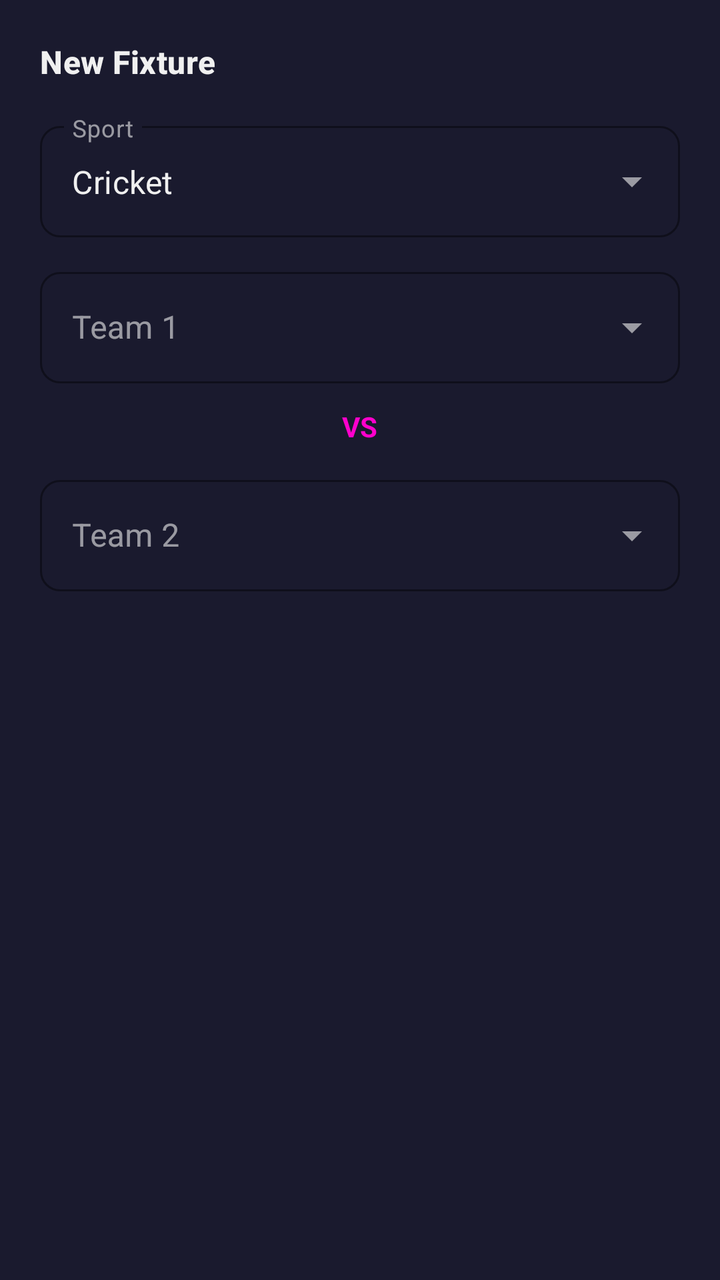
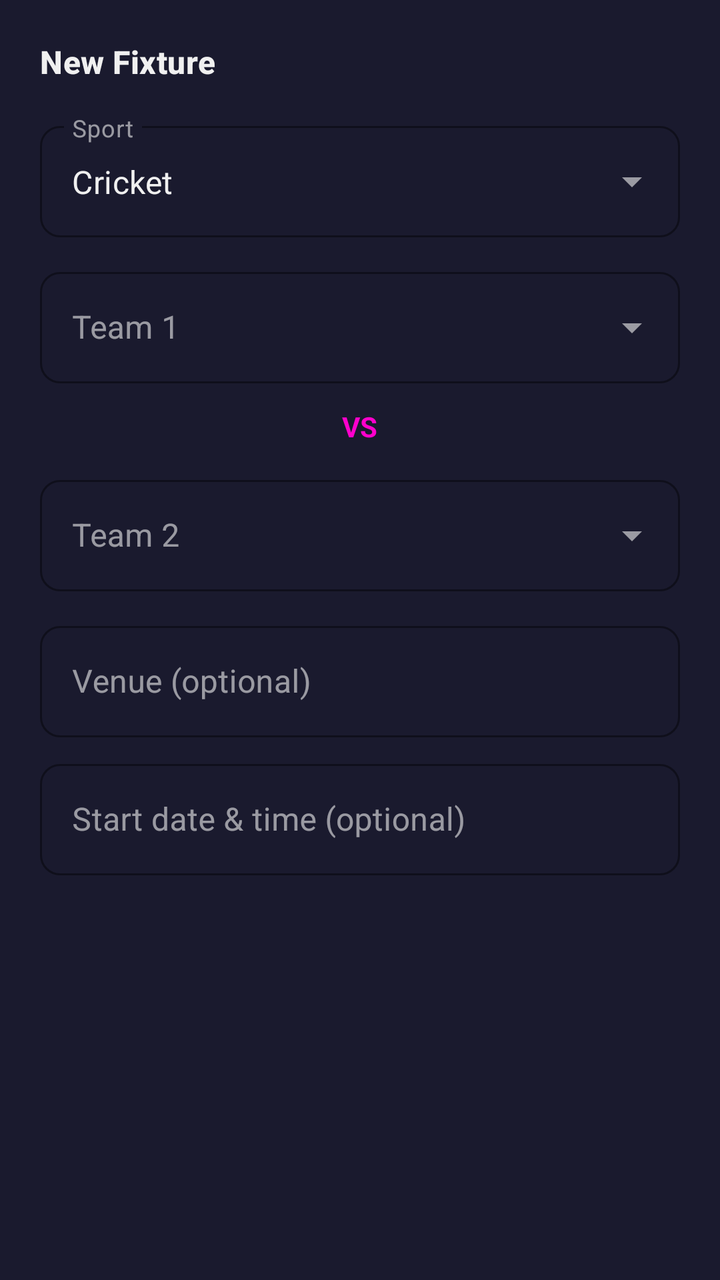

Two renders of the same Android screen: before a commit and after it. Below are the layout's source before the change and the commit's diff.
<!-- AndroidManifest.xml: application theme Theme.TeamBalancer -->
<!-- res/layout/dialog_add_fixture.xml -->
<?xml version="1.0" encoding="utf-8"?>
<LinearLayout xmlns:android="http://schemas.android.com/apk/res/android"
    xmlns:app="http://schemas.android.com/apk/res-auto"
    android:layout_width="match_parent"
    android:layout_height="wrap_content"
    android:orientation="vertical"
    android:padding="20dp"
    android:background="@color/surface">

    <TextView
        android:layout_width="match_parent"
        android:layout_height="wrap_content"
        android:text="New Fixture"
        android:textAppearance="@style/TextAppearance.TeamBalancer.TitleMedium"
        android:textColor="@color/on_surface"
        android:layout_marginBottom="16dp"/>

    <com.google.android.material.textfield.TextInputLayout
        style="@style/Widget.MaterialComponents.TextInputLayout.OutlinedBox.ExposedDropdownMenu"
        android:layout_width="match_parent"
        android:layout_height="wrap_content"
        android:hint="Sport"
        android:layout_marginBottom="12dp"
        app:hintTextColor="@color/accent"
        app:boxStrokeColor="@color/accent">

        <AutoCompleteTextView
            android:id="@+id/spinnerSport"
            android:layout_width="match_parent"
            android:layout_height="wrap_content"
            android:inputType="none"
            android:text="Cricket"
            android:textColor="@color/on_surface"/>
    </com.google.android.material.textfield.TextInputLayout>

    <com.google.android.material.textfield.TextInputLayout
        style="@style/Widget.MaterialComponents.TextInputLayout.OutlinedBox.ExposedDropdownMenu"
        android:layout_width="match_parent"
        android:layout_height="wrap_content"
        android:hint="Team 1"
        android:layout_marginBottom="12dp"
        app:hintTextColor="@color/accent"
        app:boxStrokeColor="@color/accent">

        <AutoCompleteTextView
            android:id="@+id/spinnerTeam1"
            android:layout_width="match_parent"
            android:layout_height="wrap_content"
            android:inputType="none"
            android:textColor="@color/on_surface"/>
    </com.google.android.material.textfield.TextInputLayout>

    <TextView
        android:layout_width="wrap_content"
        android:layout_height="wrap_content"
        android:layout_gravity="center_horizontal"
        android:text="VS"
        android:textColor="@color/accent_pink"
        android:textStyle="bold"
        android:layout_marginBottom="12dp"/>

    <com.google.android.material.textfield.TextInputLayout
        style="@style/Widget.MaterialComponents.TextInputLayout.OutlinedBox.ExposedDropdownMenu"
        android:layout_width="match_parent"
        android:layout_height="wrap_content"
        android:hint="Team 2"
        app:hintTextColor="@color/accent"
        app:boxStrokeColor="@color/accent">

        <AutoCompleteTextView
            android:id="@+id/spinnerTeam2"
            android:layout_width="match_parent"
            android:layout_height="wrap_content"
            android:inputType="none"
            android:textColor="@color/on_surface"/>
    </com.google.android.material.textfield.TextInputLayout>

</LinearLayout>
<!-- resources referenced by this layout -->
<resources>
  <color name="accent">#00D2FF</color>
  <color name="accent_pink">#FF00CC</color>
  <color name="on_surface">#F0F0F0</color>
  <color name="surface">#1A1A2E</color>
  <style name="TextAppearance.TeamBalancer.TitleMedium" parent="TextAppearance.Material3.TitleMedium">
          <item name="android:textStyle">bold</item>
          <item name="android:letterSpacing">0.01</item>
      </style>
  <style name="Theme.TeamBalancer" parent="Base.Theme.TeamBalancer" />
  <color name="primary">#302B63</color>
  <color name="white">#FFFFFF</color>
  <color name="primary_variant">#24243E</color>
  <color name="secondary">#FF00CC</color>
  <color name="on_secondary">#FFFFFF</color>
  <color name="surface_soft">#2E2E5A</color>
  <color name="divider">#3F3F6F</color>
  <color name="on_surface_variant">#B0B0D0</color>
  <style name="TextAppearance.TeamBalancer.HeadlineLarge" parent="TextAppearance.Material3.HeadlineLarge">
          <item name="android:textStyle">bold</item>
          <item name="android:letterSpacing">0.0</item>
      </style>
  <style name="TextAppearance.TeamBalancer.HeadlineMedium" parent="TextAppearance.Material3.HeadlineMedium">
          <item name="android:textStyle">bold</item>
          <item name="android:letterSpacing">0.0</item>
      </style>
  <style name="TextAppearance.TeamBalancer.HeadlineSmall" parent="TextAppearance.Material3.HeadlineSmall">
          <item name="android:textStyle">bold</item>
          <item name="android:letterSpacing">0.0</item>
      </style>
  <style name="TextAppearance.TeamBalancer.TitleLarge" parent="TextAppearance.Material3.TitleLarge">
          <item name="android:textStyle">bold</item>
          <item name="android:letterSpacing">0.01</item>
      </style>
  <style name="TextAppearance.TeamBalancer.TitleSmall" parent="TextAppearance.Material3.TitleSmall">
          <item name="android:textStyle">bold</item>
          <item name="android:letterSpacing">0.02</item>
      </style>
  <style name="TextAppearance.TeamBalancer.BodyLarge" parent="TextAppearance.Material3.BodyLarge">
          <item name="android:letterSpacing">0.01</item>
      </style>
  <style name="TextAppearance.TeamBalancer.BodyMedium" parent="TextAppearance.Material3.BodyMedium">
          <item name="android:letterSpacing">0.01</item>
      </style>
  <style name="TextAppearance.TeamBalancer.BodySmall" parent="TextAppearance.Material3.BodySmall">
          <item name="android:letterSpacing">0.01</item>
      </style>
  <style name="TextAppearance.TeamBalancer.LabelLarge" parent="TextAppearance.Material3.LabelLarge">
          <item name="android:textStyle">bold</item>
          <item name="android:letterSpacing">0.08</item>
      </style>
  <style name="TextAppearance.TeamBalancer.LabelMedium" parent="TextAppearance.Material3.LabelMedium">
          <item name="android:textStyle">bold</item>
          <item name="android:letterSpacing">0.06</item>
      </style>
  <style name="TextAppearance.TeamBalancer.LabelSmall" parent="TextAppearance.Material3.LabelSmall">
          <item name="android:textStyle">bold</item>
          <item name="android:letterSpacing">0.04</item>
      </style>
  <style name="ShapeAppearance.TeamBalancer.Small" parent="ShapeAppearance.Material3.SmallComponent">
          <item name="cornerSize">10dp</item>
      </style>
  <style name="ShapeAppearance.TeamBalancer.Medium" parent="ShapeAppearance.Material3.MediumComponent">
          <item name="cornerSize">20dp</item>
      </style>
  <color name="ripple_surface">#33FFFFFF</color>
  <color name="primary_dark">#0F0C29</color>
  <style name="Widget.TeamBalancer.Button.Text" parent="Widget.Material3.Button.TextButton">
          <item name="android:textColor">@color/accent</item>
          <item name="android:textStyle">bold</item>
      </style>
  <color name="surface_elevated">#252545</color>
  <dimen name="toolbar_min_height">56dp</dimen>
  <!-- unchanged entries left out for length: 7 -->
</resources>

<!-- the commit's change to res/layout/dialog_add_fixture.xml (unified diff, before → after) -->
@@ -75,4 +75,40 @@
             android:textColor="@color/on_surface"/>
     </com.google.android.material.textfield.TextInputLayout>
 
+    <com.google.android.material.textfield.TextInputLayout
+        style="@style/Widget.MaterialComponents.TextInputLayout.OutlinedBox"
+        android:layout_width="match_parent"
+        android:layout_height="wrap_content"
+        android:hint="Venue (optional)"
+        android:layout_marginTop="12dp"
+        app:hintTextColor="@color/accent"
+        app:boxStrokeColor="@color/accent">
+
+        <com.google.android.material.textfield.TextInputEditText
+            android:id="@+id/editVenue"
+            android:layout_width="match_parent"
+            android:layout_height="wrap_content"
+            android:inputType="textCapWords"
+            android:textColor="@color/on_surface" />
+    </com.google.android.material.textfield.TextInputLayout>
+
+    <com.google.android.material.textfield.TextInputLayout
+        style="@style/Widget.MaterialComponents.TextInputLayout.OutlinedBox"
+        android:layout_width="match_parent"
+        android:layout_height="wrap_content"
+        android:hint="Start date &amp; time (optional)"
+        android:layout_marginTop="8dp"
+        app:hintTextColor="@color/accent"
+        app:boxStrokeColor="@color/accent">
+
+        <com.google.android.material.textfield.TextInputEditText
+            android:id="@+id/editScheduleStart"
+            android:layout_width="match_parent"
+            android:layout_height="wrap_content"
+            android:focusable="false"
+            android:clickable="true"
+            android:inputType="none"
+            android:textColor="@color/on_surface" />
+    </com.google.android.material.textfield.TextInputLayout>
+
 </LinearLayout>
